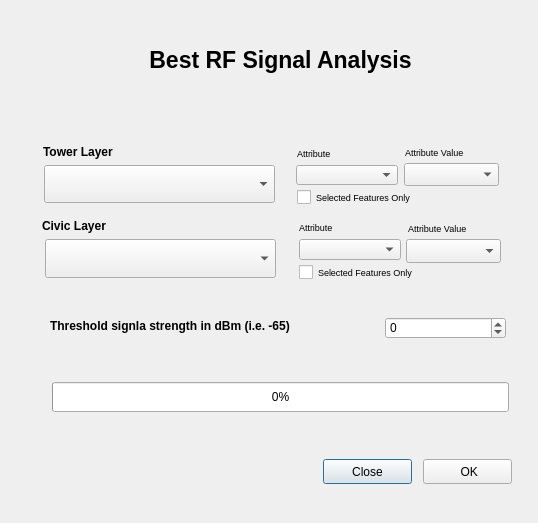
Above: signal_analysis_dialog_base.ui from FarhanSE/Signal_Analysis before the change. Below: the same form after it.
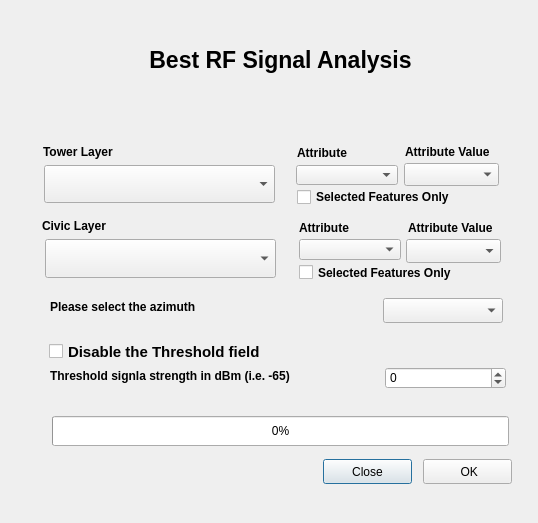
That is the form after the change. Icons and pictures are not drawn. Custom widgets are drawn as their Qt base class.

Commit message: Signal Analysis Implementation

```diff
--- a/signal_analysis_dialog_base.ui
+++ b/signal_analysis_dialog_base.ui
@@ -24,9 +24,9 @@
    </property>
    <property name="font">
     <font>
-     <pointsize>7</pointsize>
-     <weight>50</weight>
-     <bold>false</bold>
+     <pointsize>9</pointsize>
+     <weight>75</weight>
+     <bold>true</bold>
     </font>
    </property>
    <property name="text">
@@ -44,9 +44,9 @@
    </property>
    <property name="font">
     <font>
-     <pointsize>7</pointsize>
-     <weight>50</weight>
-     <bold>false</bold>
+     <pointsize>9</pointsize>
+     <weight>75</weight>
+     <bold>true</bold>
     </font>
    </property>
    <property name="text">
@@ -64,9 +64,9 @@
    </property>
    <property name="font">
     <font>
-     <pointsize>7</pointsize>
-     <weight>50</weight>
-     <bold>false</bold>
+     <pointsize>9</pointsize>
+     <weight>75</weight>
+     <bold>true</bold>
     </font>
    </property>
    <property name="text">
@@ -84,9 +84,9 @@
    </property>
    <property name="font">
     <font>
-     <pointsize>7</pointsize>
-     <weight>50</weight>
-     <bold>false</bold>
+     <pointsize>9</pointsize>
+     <weight>75</weight>
+     <bold>true</bold>
     </font>
    </property>
    <property name="text">
@@ -104,9 +104,9 @@
    </property>
    <property name="font">
     <font>
-     <pointsize>7</pointsize>
-     <weight>50</weight>
-     <bold>false</bold>
+     <pointsize>9</pointsize>
+     <weight>75</weight>
+     <bold>true</bold>
     </font>
    </property>
    <property name="text">
@@ -202,9 +202,9 @@
    </property>
    <property name="font">
     <font>
-     <pointsize>7</pointsize>
-     <weight>50</weight>
-     <bold>false</bold>
+     <pointsize>9</pointsize>
+     <weight>75</weight>
+     <bold>true</bold>
     </font>
    </property>
    <property name="text">
@@ -228,7 +228,7 @@
    <property name="geometry">
     <rect>
      <x>52</x>
-     <y>382</y>
+     <y>416</y>
      <width>457</width>
      <height>30</height>
     </rect>
@@ -259,7 +259,7 @@
    <property name="geometry">
     <rect>
      <x>385</x>
-     <y>317</y>
+     <y>367</y>
      <width>121</width>
      <height>22</height>
     </rect>
@@ -272,7 +272,7 @@
    <property name="geometry">
     <rect>
      <x>50</x>
-     <y>300</y>
+     <y>350</y>
      <width>311</width>
      <height>51</height>
     </rect>
@@ -336,6 +336,64 @@
     <string notr="true">QComboBox QAbstractItemView {min-width: 400 px;}</string>
    </property>
   </widget>
+  <widget class="QLabel" name="overlay_title_3">
+   <property name="geometry">
+    <rect>
+     <x>50</x>
+     <y>281</y>
+     <width>311</width>
+     <height>51</height>
+    </rect>
+   </property>
+   <property name="font">
+    <font>
+     <weight>75</weight>
+     <bold>true</bold>
+    </font>
+   </property>
+   <property name="text">
+    <string>Please select the azimuth</string>
+   </property>
+  </widget>
+  <widget class="QgsCheckableComboBox" name="azimuth">
+   <property name="geometry">
+    <rect>
+     <x>383</x>
+     <y>298</y>
+     <width>120</width>
+     <height>25</height>
+    </rect>
+   </property>
+   <property name="styleSheet">
+    <string notr="true">QComboBox QAbstractItemView {min-width: 400 px;}</string>
+   </property>
+  </widget>
+  <widget class="QCheckBox" name="threshold_check">
+   <property name="geometry">
+    <rect>
+     <x>49</x>
+     <y>340</y>
+     <width>292</width>
+     <height>23</height>
+    </rect>
+   </property>
+   <property name="font">
+    <font>
+     <pointsize>11</pointsize>
+     <weight>75</weight>
+     <bold>true</bold>
+    </font>
+   </property>
+   <property name="text">
+    <string>Disable the Threshold field</string>
+   </property>
+   <property name="iconSize">
+    <size>
+     <width>18</width>
+     <height>18</height>
+    </size>
+   </property>
+  </widget>
  </widget>
  <customwidgets>
   <customwidget>
```
The commit also changes 1 other file.
